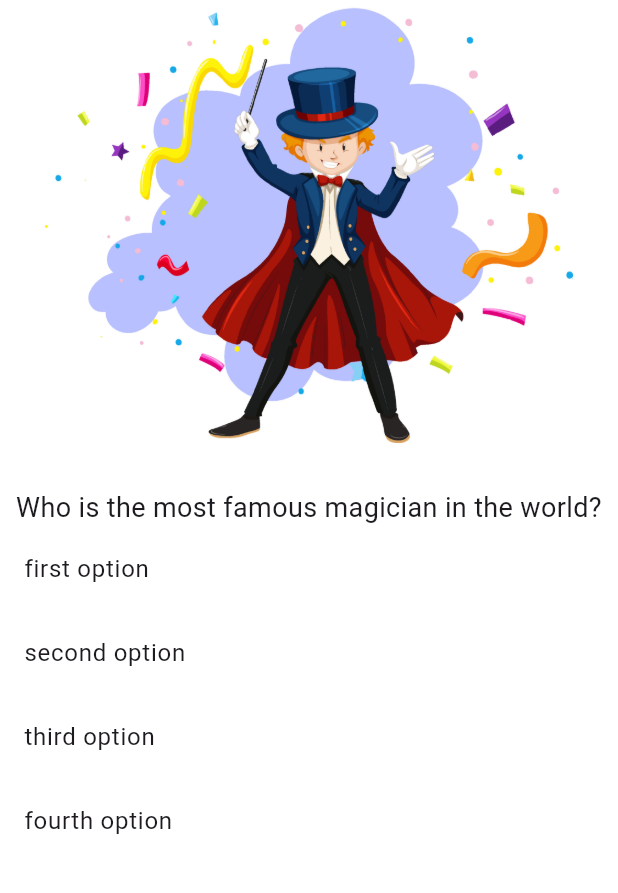
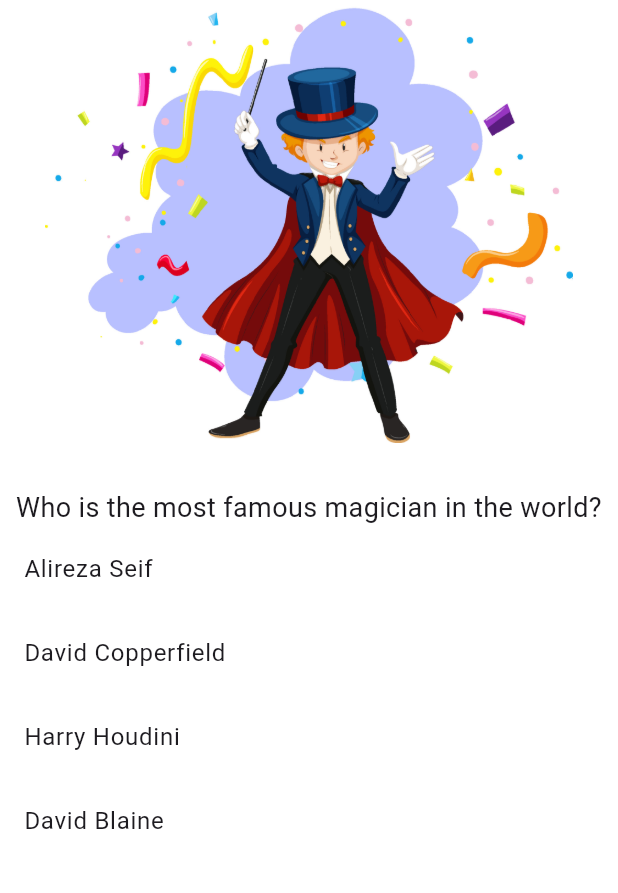
Before and after one commit to Alireza-Seif/quizz, a Flutter app: the QuizPage screen opened directly, on a phone screen of 412 x 824 dp, the part 91-984 px from its top. Run offline on Flutter 3.47's test engine with Material 3 defaults, Android fonts, the phone set to English and light mode, and no system bars.

Commit message:
feat: use List generate for options

```diff
--- a/lib/constants/Constants.dart
+++ b/lib/constants/Constants.dart
@@ -1,4 +1,4 @@
-import 'package:quizz/data/questions.dart';
+import 'package:quizz/data/Questions.dart';
 
 List<Questions> getQuestionsList() {
   var firstQuestions = Questions();
@@ -7,10 +7,10 @@ List<Questions> getQuestionsList() {
   firstQuestions.imgaeNameNumber = '1';
   firstQuestions.correctAnswer = 2;
   firstQuestions.answerList = [
-    'Alireza Seif'
-        'David Copperfield'
-        'Harry Houdini'
-        'David Blaine'
+    'Alireza Seif',
+        'David Copperfield',
+        'Harry Houdini',
+        'David Blaine',
   ];
 
   var secondQuestion = Questions();
--- a/lib/screens/quizz_page.dart
+++ b/lib/screens/quizz_page.dart
@@ -1,10 +1,35 @@
 import 'package:flutter/material.dart';
+import 'package:quizz/constants/Constants.dart';
 
-class QuizPage extends StatelessWidget {
+class QuizPage extends StatefulWidget {
   const QuizPage({super.key});
 
   @override
+  State<QuizPage> createState() => _QuizPageState();
+}
+
+class _QuizPageState extends State<QuizPage> {
+  int showQuestionIndex = 0;
+  var list = [
+    const ListTile(
+      title: Text('first option'),
+    ),
+    const ListTile(
+      title: Text('second option'),
+    ),
+    const ListTile(
+      title: Text('third option'),
+    ),
+    const ListTile(
+      title: Text('fourth option'),
+    ),
+  ];
+
+  @override
   Widget build(BuildContext context) {
+    String showImageIndex =
+        getQuestionsList()[showQuestionIndex].imgaeNameNumber!;
+
     return Scaffold(
       backgroundColor: Colors.white,
       appBar: AppBar(
@@ -16,32 +41,29 @@ class QuizPage extends StatelessWidget {
         backgroundColor: Colors.green,
         iconTheme: const IconThemeData(color: Colors.white),
       ),
-      body: const SafeArea(
+      body: SafeArea(
           child: Column(
         crossAxisAlignment: CrossAxisAlignment.center,
         children: [
           SizedBox(
             width: double.infinity,
             child: Image(
-              image: AssetImage('assets/images/1.jpg'),
+              image: AssetImage('assets/images/$showImageIndex.jpg'),
               height: 300,
             ),
           ),
-          SizedBox(height: 30),
+          const SizedBox(height: 30),
           Text(
-            'Who is the most famous magician in the world?',
+            getQuestionsList()[showQuestionIndex].questionTitle!,
             textAlign: TextAlign.center,
-            style: TextStyle(fontSize: 18),
+            style: const TextStyle(fontSize: 18),
           ),
-          ListTile(
-            title: Text('first option'),
-          ),ListTile(
-            title: Text('second option'),
-          ),ListTile(
-            title: Text('third option'),
-          ),ListTile(
-            title: Text('fourth option'),
-          ),
+          ...List.generate(
+              4,
+              (index) => ListTile(
+                    title:
+                        Text(getQuestionsList()[showQuestionIndex].answerList![index]),
+                  )),
         ],
       )),
     );
```
